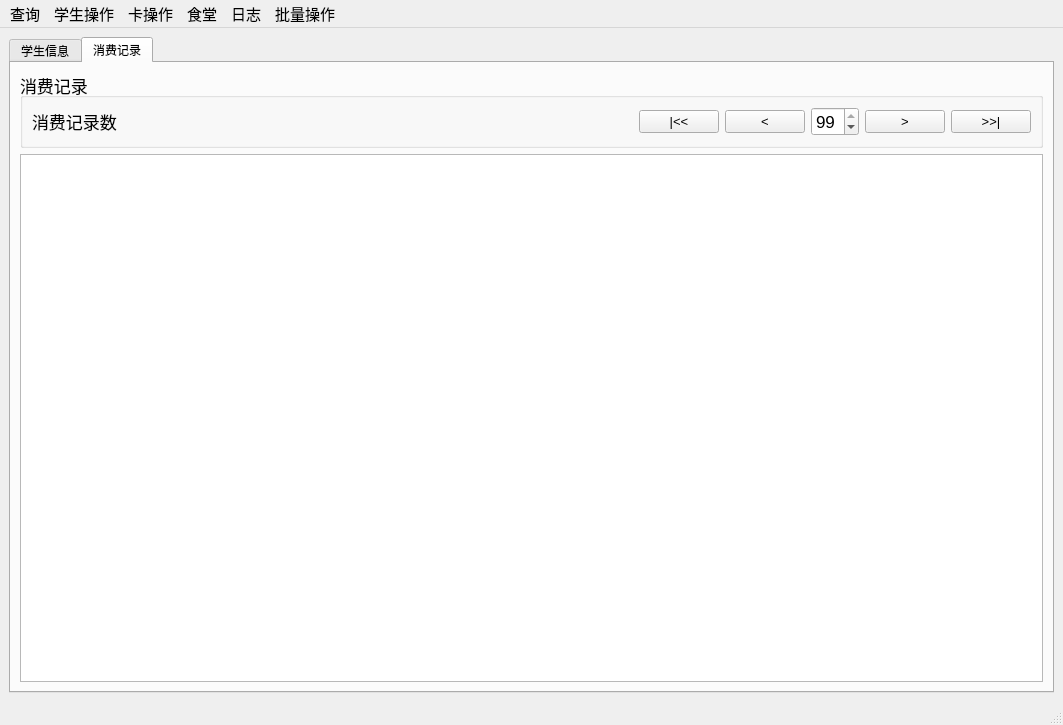
Before: the Qt Designer form mainwindow.ui in 2205794866/Hustcards_v2, drawn with Qt 5.
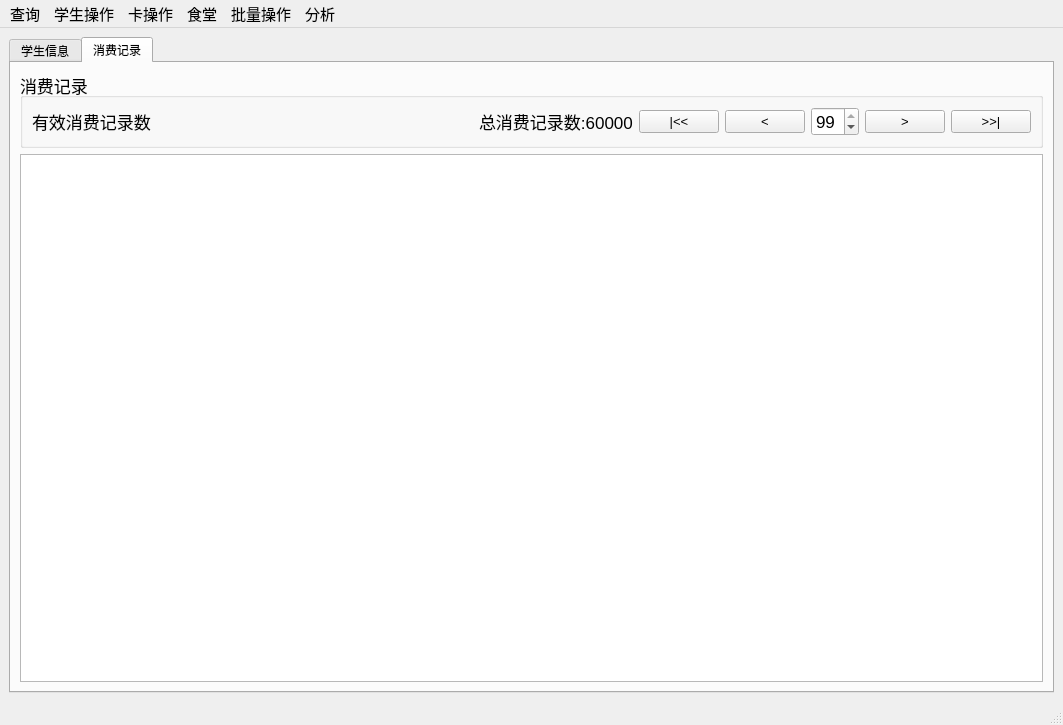
After: the same form once the commit is applied. The open tabs and pages were chosen to show the change. Icons and pictures are not drawn.

Commit message: 完成汇总分析

What changed in the file:
```diff
--- a/mainwindow.ui
+++ b/mainwindow.ui
@@ -138,7 +138,7 @@
            <item>
             <widget class="QLabel" name="nums">
              <property name="text">
-              <string>消费记录数</string>
+              <string>有效消费记录数</string>
              </property>
             </widget>
            </item>
@@ -155,6 +155,13 @@
              </property>
             </spacer>
            </item>
+           <item>
+            <widget class="QLabel" name="total_nums">
+             <property name="text">
+              <string>总消费记录数:60000</string>
+             </property>
+            </widget>
+           </item>
            <item>
             <widget class="QPushButton" name="to_begin">
              <property name="font">
@@ -254,22 +261,22 @@
      <string>批量操作</string>
     </property>
    </widget>
-   <widget class="QMenu" name="log_menu">
-    <property name="title">
-     <string>日志</string>
-    </property>
-   </widget>
    <widget class="QMenu" name="canteen_menu">
     <property name="title">
      <string>食堂</string>
     </property>
    </widget>
+   <widget class="QMenu" name="al_menu">
+    <property name="title">
+     <string>分析</string>
+    </property>
+   </widget>
    <addaction name="search_menu"/>
    <addaction name="stu_menu"/>
    <addaction name="card_menu"/>
    <addaction name="canteen_menu"/>
-   <addaction name="log_menu"/>
    <addaction name="all_menu"/>
+   <addaction name="al_menu"/>
   </widget>
   <widget class="QStatusBar" name="statusbar"/>
   <action name="search_person">
```
Left out of the diff: 10 changed lines with no effect on the pictures. The commit also changes 17 other files.
